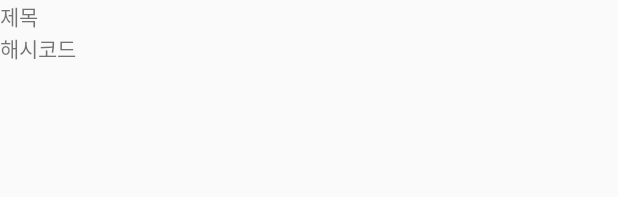
After one commit to EonJuLee/20201BucketTest, an Android app: the layout item_sharepage.xml on its own in the app's theme, with its tools: preview values and no code run, on a phone screen of 412 x 824 dp. The commit adds this screen. Shown: the top 197 px of the screen. Run offline under Robolectric (Android 15) with nearby library versions, the phone set to English and light mode, and no system bars.

Commit message:
05/06 수정 이미지 공유 기능 (다음 : SQLite 이미지 연동 / 일기장)

```diff
--- a/app/build.gradle
+++ b/app/build.gradle
@@ -40,4 +40,7 @@ dependencies {
     implementation 'androidx.recyclerview:recyclerview:1.1.0'
     implementation 'com.google.android.material:material:1.1.0'
     implementation 'com.google.firebase:firebase-storage:19.1.0'
+
+    implementation 'com.github.bumptech.glide:glide:4.4.0'
+    annotationProcessor 'com.github.bumptech.glide:compiler:4.4.0'
 }
--- /dev/null
+++ b/app/src/main/res/layout/item_sharepage.xml
@@ -0,0 +1,49 @@
+<?xml version="1.0" encoding="utf-8"?>
+<LinearLayout xmlns:android="http://schemas.android.com/apk/res/android"
+    xmlns:app="http://schemas.android.com/apk/res-auto"
+    android:layout_width="match_parent"
+    android:layout_height="wrap_content"
+    android:orientation="vertical">
+
+    <LinearLayout
+        android:layout_width="match_parent"
+        android:layout_height="wrap_content"
+        android:orientation="horizontal">
+
+        <TextView
+            android:id="@+id/item_sharepage_title"
+            android:layout_width="wrap_content"
+            android:layout_height="wrap_content"
+            android:layout_weight="1"
+            android:text="제목" />
+
+    </LinearLayout>
+
+    <LinearLayout
+        android:layout_width="match_parent"
+        android:layout_height="wrap_content"
+        android:orientation="horizontal">
+
+        <TextView
+            android:id="@+id/item_sharepage_hash"
+            android:layout_width="wrap_content"
+            android:layout_height="wrap_content"
+            android:layout_weight="1"
+            android:text="해시코드" />
+
+    </LinearLayout>
+
+    <LinearLayout
+        android:layout_width="match_parent"
+        android:layout_height="match_parent"
+        android:orientation="horizontal">
+
+        <ImageView
+            android:id="@+id/item_sharepage_img"
+            android:layout_width="wrap_content"
+            android:layout_height="wrap_content"
+            android:visibility="gone"
+            android:layout_weight="1"
+            app:srcCompat="@drawable/common_google_signin_btn_icon_light" />
+    </LinearLayout>
+</LinearLayout>
```
Also changed, not shown: app/src/main/java/com/example/buckettest00/SharebucketActivity.java (+47 -17 lines), app/src/main/java/com/example/buckettest00/SharelistPage.java (+73 -1 lines).
